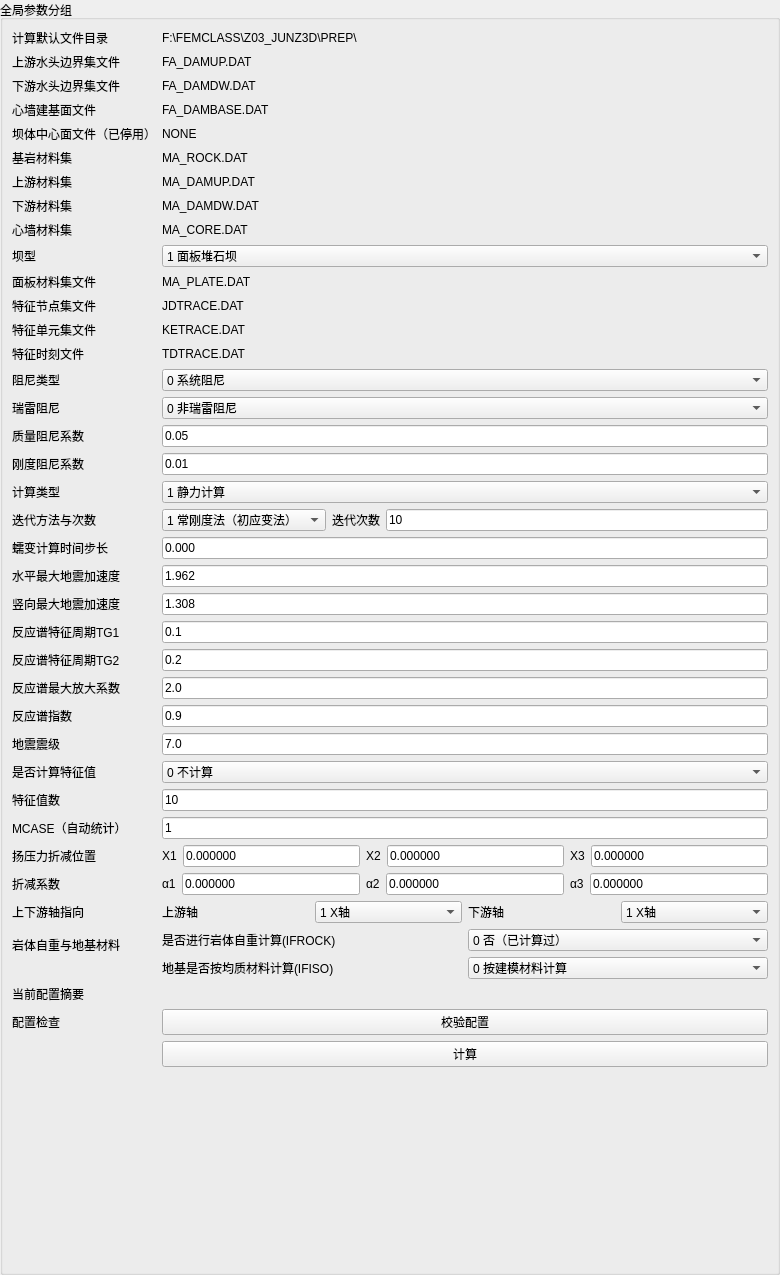
Before: the Qt Designer form plugins/Base_Slover/DamAnalysisWidget.ui in asd977/base_cae, drawn with Qt 5.
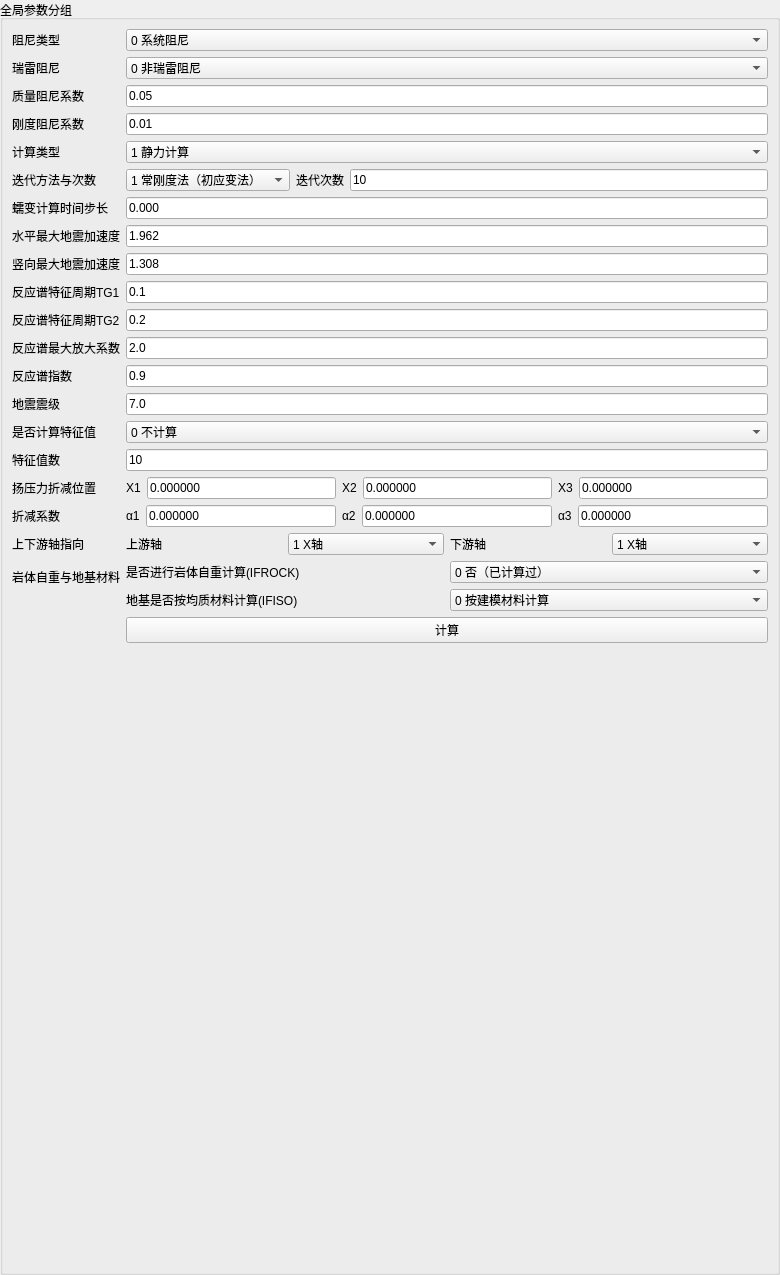
After: the same form once the commit is applied.

Patch:
```diff
--- a/plugins/Base_Slover/DamAnalysisWidget.ui
+++ b/plugins/Base_Slover/DamAnalysisWidget.ui
@@ -32,219 +32,6 @@
       <string>全局参数分组</string>
      </property>
      <layout class="QFormLayout" name="formLayoutIfill">
-      <item row="0" column="0">
-       <widget class="QLabel" name="labelLine1">
-        <property name="text">
-         <string>计算默认文件目录</string>
-        </property>
-       </widget>
-      </item>
-      <item row="0" column="1">
-       <widget class="QLabel" name="line1Value">
-        <property name="text">
-         <string>F:\FEMCLASS\Z03_JUNZ3D\PREP\</string>
-        </property>
-       </widget>
-      </item>
-      <item row="1" column="0">
-       <widget class="QLabel" name="labelLine2">
-        <property name="text">
-         <string>上游水头边界集文件</string>
-        </property>
-       </widget>
-      </item>
-      <item row="1" column="1">
-       <widget class="QLabel" name="line2Value">
-        <property name="text">
-         <string>FA_DAMUP.DAT</string>
-        </property>
-       </widget>
-      </item>
-      <item row="2" column="0">
-       <widget class="QLabel" name="labelLine3">
-        <property name="text">
-         <string>下游水头边界集文件</string>
-        </property>
-       </widget>
-      </item>
-      <item row="2" column="1">
-       <widget class="QLabel" name="line3Value">
-        <property name="text">
-         <string>FA_DAMDW.DAT</string>
-        </property>
-       </widget>
-      </item>
-      <item row="3" column="0">
-       <widget class="QLabel" name="labelLine4">
-        <property name="text">
-         <string>心墙建基面文件</string>
-        </property>
-       </widget>
-      </item>
-      <item row="3" column="1">
-       <widget class="QLabel" name="line4Value">
-        <property name="text">
-         <string>FA_DAMBASE.DAT</string>
-        </property>
-       </widget>
-      </item>
-      <item row="4" column="0">
-       <widget class="QLabel" name="labelLine5">
-        <property name="text">
-         <string>坝体中心面文件（已停用）</string>
-        </property>
-       </widget>
-      </item>
-      <item row="4" column="1">
-       <widget class="QLabel" name="line5Value">
-        <property name="text">
-         <string>NONE</string>
-        </property>
-       </widget>
-      </item>
-      <item row="5" column="0">
-       <widget class="QLabel" name="labelLine6">
-        <property name="text">
-         <string>基岩材料集</string>
-        </property>
-       </widget>
-      </item>
-      <item row="5" column="1">
-       <widget class="QLabel" name="line6Value">
-        <property name="text">
-         <string>MA_ROCK.DAT</string>
-        </property>
-       </widget>
-      </item>
-      <item row="6" column="0">
-       <widget class="QLabel" name="labelLine7">
-        <property name="text">
-         <string>上游材料集</string>
-        </property>
-       </widget>
-      </item>
-      <item row="6" column="1">
-       <widget class="QLabel" name="line7Value">
-        <property name="text">
-         <string>MA_DAMUP.DAT</string>
-        </property>
-       </widget>
-      </item>
-      <item row="7" column="0">
-       <widget class="QLabel" name="labelLine8">
-        <property name="text">
-         <string>下游材料集</string>
-        </property>
-       </widget>
-      </item>
-      <item row="7" column="1">
-       <widget class="QLabel" name="line8Value">
-        <property name="text">
-         <string>MA_DAMDW.DAT</string>
-        </property>
-       </widget>
-      </item>
-      <item row="8" column="0">
-       <widget class="QLabel" name="labelLine9">
-        <property name="text">
-         <string>心墙材料集</string>
-        </property>
-       </widget>
-      </item>
-      <item row="8" column="1">
-       <widget class="QLabel" name="line9Value">
-        <property name="text">
-         <string>MA_CORE.DAT</string>
-        </property>
-       </widget>
-      </item>
-      <item row="9" column="0">
-       <widget class="QLabel" name="labelLine10">
-        <property name="text">
-         <string>坝型</string>
-        </property>
-       </widget>
-      </item>
-      <item row="9" column="1">
-       <widget class="QComboBox" name="comboLine10">
-        <item>
-         <property name="text">
-          <string>1 面板堆石坝</string>
-         </property>
-        </item>
-        <item>
-         <property name="text">
-          <string>2 心墙堆石坝</string>
-         </property>
-        </item>
-        <item>
-         <property name="text">
-          <string>3 沥青心墙堆石坝</string>
-         </property>
-        </item>
-        <item>
-         <property name="text">
-          <string>4 均质坝</string>
-         </property>
-        </item>
-       </widget>
-      </item>
-      <item row="10" column="0">
-       <widget class="QLabel" name="labelLine11">
-        <property name="text">
-         <string>面板材料集文件</string>
-        </property>
-       </widget>
-      </item>
-      <item row="10" column="1">
-       <widget class="QLabel" name="line11Value">
-        <property name="text">
-         <string>MA_PLATE.DAT</string>
-        </property>
-       </widget>
-      </item>
-      <item row="11" column="0">
-       <widget class="QLabel" name="labelLine12">
-        <property name="text">
-         <string>特征节点集文件</string>
-        </property>
-       </widget>
-      </item>
-      <item row="11" column="1">
-       <widget class="QLabel" name="line12Value">
-        <property name="text">
-         <string>JDTRACE.DAT</string>
-        </property>
-       </widget>
-      </item>
-      <item row="12" column="0">
-       <widget class="QLabel" name="labelLine13">
-        <property name="text">
-         <string>特征单元集文件</string>
-        </property>
-       </widget>
-      </item>
-      <item row="12" column="1">
-       <widget class="QLabel" name="line13Value">
-        <property name="text">
-         <string>KETRACE.DAT</string>
-        </property>
-       </widget>
-      </item>
-      <item row="13" column="0">
-       <widget class="QLabel" name="labelLine14">
-        <property name="text">
-         <string>特征时刻文件</string>
-        </property>
-       </widget>
-      </item>
-      <item row="13" column="1">
-       <widget class="QLabel" name="line14Value">
-        <property name="text">
-         <string>TDTRACE.DAT</string>
-        </property>
-       </widget>
-      </item>
       <item row="14" column="0">
        <widget class="QLabel" name="labelLine15">
         <property name="text">
@@ -537,23 +324,6 @@
         </property>
        </widget>
       </item>
-      <item row="30" column="0">
-       <widget class="QLabel" name="labelMCase">
-        <property name="text">
-         <string>MCASE（自动统计）</string>
-        </property>
-       </widget>
-      </item>
-      <item row="30" column="1">
-       <widget class="QLineEdit" name="editMCase">
-        <property name="text">
-         <string>1</string>
-        </property>
-        <property name="readOnly">
-         <bool>true</bool>
-        </property>
-       </widget>
-      </item>
       <item row="31" column="0">
        <widget class="QLabel" name="labelX">
         <property name="text">
@@ -784,34 +554,6 @@
         </item>
        </layout>
       </item>
-      <item row="35" column="0">
-       <widget class="QLabel" name="labelSummary">
-        <property name="text">
-         <string>当前配置摘要</string>
-        </property>
-       </widget>
-      </item>
-      <item row="35" column="1">
-       <widget class="QLabel" name="summaryLabel">
-        <property name="wordWrap">
-         <bool>true</bool>
-        </property>
-       </widget>
-      </item>
-      <item row="36" column="0">
-       <widget class="QLabel" name="labelValidate">
-        <property name="text">
-         <string>配置检查</string>
-        </property>
-       </widget>
-      </item>
-      <item row="36" column="1">
-       <widget class="QPushButton" name="btnValidation">
-        <property name="text">
-         <string>校验配置</string>
-        </property>
-       </widget>
-      </item>
       <item row="37" column="1">
        <widget class="QPushButton" name="btnCompute">
         <property name="text">
```
Left out of the diff: 6 changed lines with no effect on the pictures.
